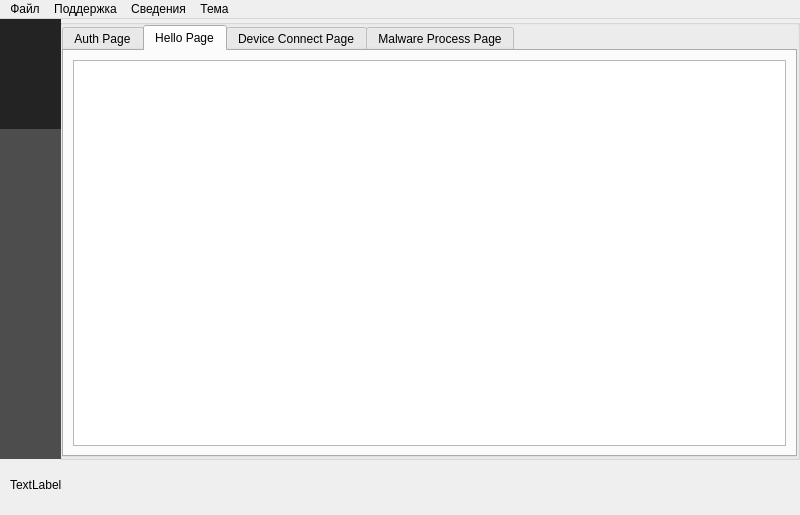
badcast/adskiller, file ui/mainwindow.ui: the form before one commit.
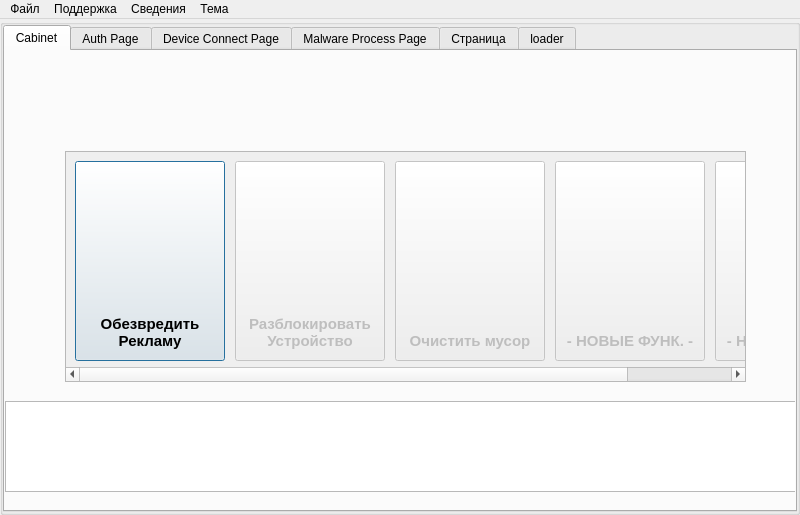
The form after the commit. Icons and pictures are not drawn.

```diff
--- a/ui/mainwindow.ui
+++ b/ui/mainwindow.ui
@@ -2,9 +2,6 @@
 <ui version="4.0">
  <class>MainWindow</class>
  <widget class="QMainWindow" name="MainWindow">
-  <property name="windowModality">
-   <enum>Qt::WindowModality::NonModal</enum>
-  </property>
   <property name="enabled">
    <bool>true</bool>
   </property>
@@ -41,16 +38,25 @@
    <iconset resource="../resources.qrc">
     <normaloff>:/resources/app-icon</normaloff>:/resources/app-icon</iconset>
   </property>
+  <property name="styleSheet">
+   <string notr="true"/>
+  </property>
   <widget class="QWidget" name="centralwidget">
+   <layout class="QGridLayout" name="gridLayout">
+    <property name="leftMargin">
+     <number>0</number>
+    </property>
+    <property name="topMargin">
+     <number>0</number>
+    </property>
+    <property name="rightMargin">
+     <number>0</number>
+    </property>
+    <property name="bottomMargin">
+     <number>0</number>
+    </property>
+    <item row="0" column="0">
    <widget class="QGroupBox" name="contentLayout">
-    <property name="geometry">
-     <rect>
-      <x>59</x>
-      <y>0</y>
-      <width>741</width>
-      <height>441</height>
-     </rect>
-    </property>
     <layout class="QGridLayout" name="_2">
      <property name="leftMargin">
       <number>0</number>
@@ -67,11 +73,325 @@
      <property name="spacing">
       <number>0</number>
      </property>
-     <item row="1" column="0">
+       <item row="0" column="0">
       <widget class="QTabWidget" name="tabWidget">
        <property name="currentIndex">
-        <number>1</number>
-       </property>
+          <number>0</number>
+         </property>
+         <widget class="QWidget" name="tab0">
+          <attribute name="title">
+           <string>Cabinet</string>
+          </attribute>
+          <widget class="QTableView" name="authInfo">
+           <property name="geometry">
+            <rect>
+             <x>0</x>
+             <y>350</y>
+             <width>791</width>
+             <height>91</height>
+            </rect>
+           </property>
+           <property name="editTriggers">
+            <set>QAbstractItemView::EditTrigger::NoEditTriggers</set>
+           </property>
+           <property name="selectionMode">
+            <enum>QAbstractItemView::SelectionMode::SingleSelection</enum>
+           </property>
+           <property name="selectionBehavior">
+            <enum>QAbstractItemView::SelectionBehavior::SelectRows</enum>
+           </property>
+          </widget>
+          <widget class="QScrollArea" name="scrollArea">
+           <property name="geometry">
+            <rect>
+             <x>60</x>
+             <y>100</y>
+             <width>681</width>
+             <height>231</height>
+            </rect>
+           </property>
+           <property name="verticalScrollBarPolicy">
+            <enum>Qt::ScrollBarPolicy::ScrollBarAlwaysOff</enum>
+           </property>
+           <property name="widgetResizable">
+            <bool>true</bool>
+           </property>
+           <widget class="QWidget" name="scrollAreaWidgetContents">
+            <property name="geometry">
+             <rect>
+              <x>0</x>
+              <y>0</y>
+              <width>810</width>
+              <height>220</height>
+             </rect>
+            </property>
+            <layout class="QGridLayout" name="gridLayout_3">
+             <item row="0" column="0">
+              <layout class="QHBoxLayout" name="horizontalLayout" stretch="0,0,0,0,0">
+               <property name="spacing">
+                <number>10</number>
+               </property>
+               <property name="sizeConstraint">
+                <enum>QLayout::SizeConstraint::SetDefaultConstraint</enum>
+               </property>
+               <item>
+                <widget class="QPushButton" name="button_RemoveADSMalware">
+                 <property name="minimumSize">
+                  <size>
+                   <width>150</width>
+                   <height>200</height>
+                  </size>
+                 </property>
+                 <property name="maximumSize">
+                  <size>
+                   <width>150</width>
+                   <height>16777215</height>
+                  </size>
+                 </property>
+                 <property name="font">
+                  <font>
+                   <pointsize>11</pointsize>
+                   <bold>true</bold>
+                  </font>
+                 </property>
+                 <property name="cursor">
+                  <cursorShape>PointingHandCursor</cursorShape>
+                 </property>
+                 <property name="styleSheet">
+                  <string notr="true">QPushButton {
+    padding: 10px;
+	text-align: bottom center;
+	image: url(:/resources/shield);
+    image-position: top center; 
+}
+QPushButton:hover {
+	 image: url(:/resources/shield-hover);
+}
+QPushButton:disabled 
+{
+      	 image: url(:/resources/shield-close);
+}
+</string>
+                 </property>
+                 <property name="text">
+                  <string>Обезвредить
+Рекламу</string>
+                 </property>
+                 <property name="default">
+                  <bool>true</bool>
+                 </property>
+                 <property name="flat">
+                  <bool>false</bool>
+                 </property>
+                </widget>
+               </item>
+               <item>
+                <widget class="QPushButton" name="button_RemoveFRP_2">
+                 <property name="enabled">
+                  <bool>false</bool>
+                 </property>
+                 <property name="minimumSize">
+                  <size>
+                   <width>150</width>
+                   <height>200</height>
+                  </size>
+                 </property>
+                 <property name="maximumSize">
+                  <size>
+                   <width>150</width>
+                   <height>16777215</height>
+                  </size>
+                 </property>
+                 <property name="font">
+                  <font>
+                   <pointsize>11</pointsize>
+                   <bold>true</bold>
+                  </font>
+                 </property>
+                 <property name="cursor">
+                  <cursorShape>PointingHandCursor</cursorShape>
+                 </property>
+                 <property name="toolTip">
+                  <string/>
+                 </property>
+                 <property name="styleSheet">
+                  <string notr="true">QPushButton {
+    padding: 10px;
+	text-align: bottom center;
+	image: url(:/resources/shield);
+    image-position: top center; 
+}
+QPushButton:hover {
+	 image: url(:/resources/shield-hover);
+}
+QPushButton:disabled 
+{
+      	 image: url(:/resources/shield-close);
+}
+</string>
+                 </property>
+                 <property name="text">
+                  <string>Разблокировать
+Устройство</string>
+                 </property>
+                </widget>
+               </item>
+               <item>
+                <widget class="QPushButton" name="button_RemoveADSMalware_4">
+                 <property name="enabled">
+                  <bool>false</bool>
+                 </property>
+                 <property name="minimumSize">
+                  <size>
+                   <width>150</width>
+                   <height>200</height>
+                  </size>
+                 </property>
+                 <property name="maximumSize">
+                  <size>
+                   <width>150</width>
+                   <height>16777215</height>
+                  </size>
+                 </property>
+                 <property name="font">
+                  <font>
+                   <pointsize>11</pointsize>
+                   <bold>true</bold>
+                  </font>
+                 </property>
+                 <property name="cursor">
+                  <cursorShape>PointingHandCursor</cursorShape>
+                 </property>
+                 <property name="toolTip">
+                  <string/>
+                 </property>
+                 <property name="styleSheet">
+                  <string notr="true">QPushButton {
+    padding: 10px;
+	text-align: bottom center;
+	image: url(:/resources/shield);
+    image-position: top center; 
+}
+QPushButton:hover {
+	 image: url(:/resources/shield-hover);
+}
+QPushButton:disabled 
+{
+      	 image: url(:/resources/shield-close);
+}
+</string>
+                 </property>
+                 <property name="text">
+                  <string>Очистить мусор</string>
+                 </property>
+                 <property name="default">
+                  <bool>true</bool>
+                 </property>
+                 <property name="flat">
+                  <bool>false</bool>
+                 </property>
+                </widget>
+               </item>
+               <item>
+                <widget class="QPushButton" name="button_RemoveFasd_2">
+                 <property name="enabled">
+                  <bool>false</bool>
+                 </property>
+                 <property name="minimumSize">
+                  <size>
+                   <width>150</width>
+                   <height>200</height>
+                  </size>
+                 </property>
+                 <property name="maximumSize">
+                  <size>
+                   <width>150</width>
+                   <height>16777215</height>
+                  </size>
+                 </property>
+                 <property name="font">
+                  <font>
+                   <pointsize>11</pointsize>
+                   <bold>true</bold>
+                  </font>
+                 </property>
+                 <property name="cursor">
+                  <cursorShape>PointingHandCursor</cursorShape>
+                 </property>
+                 <property name="toolTip">
+                  <string/>
+                 </property>
+                 <property name="styleSheet">
+                  <string notr="true">    padding: 10px;
+	text-align: bottom center;
+	image: url(:/resources/icon-hello);
+    image-position: top center; 
+</string>
+                 </property>
+                 <property name="text">
+                  <string>- НОВЫЕ ФУНК. -</string>
+                 </property>
+                 <property name="default">
+                  <bool>true</bool>
+                 </property>
+                 <property name="flat">
+                  <bool>false</bool>
+                 </property>
+                </widget>
+               </item>
+               <item>
+                <widget class="QPushButton" name="button_RemoveFasd">
+                 <property name="enabled">
+                  <bool>false</bool>
+                 </property>
+                 <property name="minimumSize">
+                  <size>
+                   <width>150</width>
+                   <height>200</height>
+                  </size>
+                 </property>
+                 <property name="maximumSize">
+                  <size>
+                   <width>150</width>
+                   <height>16777215</height>
+                  </size>
+                 </property>
+                 <property name="font">
+                  <font>
+                   <pointsize>11</pointsize>
+                   <bold>true</bold>
+                  </font>
+                 </property>
+                 <property name="cursor">
+                  <cursorShape>PointingHandCursor</cursorShape>
+                 </property>
+                 <property name="toolTip">
+                  <string/>
+                 </property>
+                 <property name="styleSheet">
+                  <string notr="true">    padding: 10px;
+	text-align: bottom center;
+	image: url(:/resources/icon-hello);
+    image-position: top center; 
+</string>
+                 </property>
+                 <property name="text">
+                  <string>- НОВЫЕ ФУНК. -</string>
+                 </property>
+                 <property name="default">
+                  <bool>true</bool>
+                 </property>
+                 <property name="flat">
+                  <bool>false</bool>
+                 </property>
+                </widget>
+               </item>
+              </layout>
+             </item>
+            </layout>
+           </widget>
+          </widget>
+         </widget>
        <widget class="QWidget" name="tab">
         <attribute name="title">
          <string>Auth Page</string>
@@ -79,9 +399,9 @@
         <widget class="QLineEdit" name="lineEditToken">
          <property name="geometry">
           <rect>
-           <x>10</x>
-           <y>260</y>
-           <width>591</width>
+             <x>180</x>
+             <y>250</y>
+             <width>461</width>
            <height>26</height>
           </rect>
          </property>
@@ -95,8 +415,8 @@
         <widget class="QPushButton" name="authButton">
          <property name="geometry">
           <rect>
-           <x>610</x>
-           <y>260</y>
+             <x>530</x>
+             <y>280</y>
            <width>111</width>
            <height>26</height>
           </rect>
@@ -108,8 +428,8 @@
         <widget class="QLabel" name="label_4">
          <property name="geometry">
           <rect>
-           <x>10</x>
-           <y>240</y>
+             <x>180</x>
+             <y>230</y>
            <width>361</width>
            <height>18</height>
           </rect>
@@ -121,9 +441,9 @@
         <widget class="QLabel" name="statusAuthText">
          <property name="geometry">
           <rect>
-           <x>10</x>
-           <y>290</y>
-           <width>591</width>
+             <x>180</x>
+             <y>320</y>
+             <width>461</width>
            <height>61</height>
           </rect>
          </property>
@@ -140,10 +460,10 @@
         <widget class="QLabel" name="label_2">
          <property name="geometry">
           <rect>
-           <x>460</x>
-           <y>240</y>
-           <width>141</width>
-           <height>18</height>
+             <x>390</x>
+             <y>284</y>
+             <width>131</width>
+             <height>20</height>
           </rect>
          </property>
          <property name="text">
@@ -159,8 +479,8 @@
         <widget class="QFrame" name="frame">
          <property name="geometry">
           <rect>
-           <x>10</x>
-           <y>20</y>
+             <x>290</x>
+             <y>10</y>
            <width>221</width>
            <height>201</height>
           </rect>
@@ -175,179 +495,96 @@
           <enum>QFrame::Shadow::Plain</enum>
          </property>
         </widget>
-        <widget class="QFrame" name="frame_2">
+          <widget class="QCheckBox" name="checkBox">
          <property name="geometry">
           <rect>
-           <x>439</x>
-           <y>50</y>
-           <width>251</width>
-           <height>138</height>
-          </rect>
-         </property>
-         <property name="frameShape">
-          <enum>QFrame::Shape::NoFrame</enum>
-         </property>
-         <property name="frameShadow">
-          <enum>QFrame::Shadow::Raised</enum>
-         </property>
-         <property name="lineWidth">
-          <number>0</number>
-         </property>
-         <layout class="QGridLayout" name="gridLayout_2">
-          <property name="leftMargin">
-           <number>0</number>
-          </property>
-          <property name="topMargin">
-           <number>0</number>
-          </property>
-          <property name="rightMargin">
-           <number>0</number>
-          </property>
-          <property name="bottomMargin">
-           <number>0</number>
-          </property>
-          <property name="spacing">
-           <number>0</number>
-          </property>
-          <item row="0" column="0">
-           <widget class="QLabel" name="label_6">
-            <property name="styleSheet">
-             <string notr="true">background-color: #fc234c;
-color: white;
-padding: 0;
-margin: 0;</string>
-            </property>
+             <x>180</x>
+             <y>280</y>
+             <width>191</width>
+             <height>23</height>
+            </rect>
+           </property>
             <property name="text">
-             <string>УДАЛЕНИЕ РЕКЛАМНЫХ ПО</string>
-            </property>
-            <property name="alignment">
-             <set>Qt::AlignmentFlag::AlignCenter</set>
-            </property>
-            <property name="wordWrap">
+            <string>Войти при запуске</string>
+           </property>
+           <property name="checked">
              <bool>true</bool>
             </property>
            </widget>
-          </item>
-          <item row="4" column="0">
-           <widget class="QLabel" name="label_8">
-            <property name="styleSheet">
-             <string notr="true">background-color: #21d796;
-color: white;
-padding: 0;
-margin: 0;</string>
-            </property>
-            <property name="text">
-             <string>ПЕРЕНОС ДАННЫХ С 2 устройств</string>
-            </property>
-            <property name="alignment">
-             <set>Qt::AlignmentFlag::AlignCenter</set>
-            </property>
-            <property name="wordWrap">
-             <bool>true</bool>
-            </property>
-           </widget>
-          </item>
-          <item row="3" column="0">
-           <widget class="QLabel" name="label_7">
-            <property name="styleSheet">
-             <string notr="true">background-color: #25a6f7;
-color: white;
-padding: 0;
-margin: 0;</string>
-            </property>
-            <property name="text">
-             <string>РАЗБЛОКИРОВКА УСТРОЙСТВ</string>
-            </property>
-            <property name="alignment">
-             <set>Qt::AlignmentFlag::AlignCenter</set>
-            </property>
-            <property name="wordWrap">
-             <bool>true</bool>
-            </property>
-           </widget>
-          </item>
-         </layout>
-        </widget>
-       </widget>
-       <widget class="QWidget" name="tab0">
-        <attribute name="title">
-         <string>Hello Page</string>
-        </attribute>
-        <layout class="QGridLayout" name="gridLayout_3">
-         <item row="0" column="0">
-          <widget class="QTableView" name="authInfo">
-           <property name="editTriggers">
-            <set>QAbstractItemView::EditTrigger::NoEditTriggers</set>
-           </property>
-           <property name="selectionMode">
-            <enum>QAbstractItemView::SelectionMode::SingleSelection</enum>
-           </property>
-           <property name="selectionBehavior">
-            <enum>QAbstractItemView::SelectionBehavior::SelectRows</enum>
-           </property>
-          </widget>
-         </item>
-        </layout>
        </widget>
        <widget class="QWidget" name="tab1">
         <attribute name="title">
          <string>Device Connect Page</string>
         </attribute>
-        <widget class="QComboBox" name="comboBoxDevices">
+          <widget class="QLabel" name="label_5">
          <property name="geometry">
           <rect>
            <x>10</x>
-           <y>310</y>
-           <width>351</width>
-           <height>31</height>
-          </rect>
-         </property>
-         <property name="styleSheet">
-          <string notr="true"/>
-         </property>
-         <item>
+             <y>360</y>
+             <width>551</width>
+             <height>81</height>
+            </rect>
+           </property>
+           <property name="font">
+            <font>
+             <pointsize>11</pointsize>
+            </font>
+           </property>
           <property name="text">
-           <string>Выберите устройство</string>
-          </property>
-         </item>
-         <item>
-          <property name="text">
-           <string>Новый элемент</string>
-          </property>
-         </item>
-         <item>
-          <property name="text">
-           <string>Новый элемент</string>
-          </property>
-         </item>
-        </widget>
-        <widget class="QPushButton" name="pushButton_2">
+            <string>ОЖИДАНИЯ ПОДКЛЮЧЕНИЯ УСТРОЙСТВА. </string>
+           </property>
+           <property name="alignment">
+            <set>Qt::AlignmentFlag::AlignCenter</set>
+           </property>
+           <property name="wordWrap">
+            <bool>true</bool>
+           </property>
+          </widget>
+          <widget class="QFrame" name="frame_usbport0">
          <property name="geometry">
           <rect>
-           <x>380</x>
-           <y>310</y>
-           <width>271</width>
-           <height>31</height>
-          </rect>
-         </property>
-         <property name="text">
-          <string>Обновить список устройств</string>
-         </property>
-         <property name="icon">
-          <iconset resource="../resources.qrc">
-           <normaloff>:/resources/update-list</normaloff>:/resources/update-list</iconset>
-         </property>
-         <property name="flat">
-          <bool>false</bool>
+             <x>654</x>
+             <y>338</y>
+             <width>30</width>
+             <height>200</height>
+            </rect>
+           </property>
+           <property name="styleSheet">
+            <string notr="true">image: url(:/resources/usb-port);</string>
+           </property>
+           <property name="frameShape">
+            <enum>QFrame::Shape::NoFrame</enum>
+           </property>
+           <property name="frameShadow">
+            <enum>QFrame::Shadow::Plain</enum>
+           </property>
+          </widget>
+          <widget class="QFrame" name="frame_device0">
+           <property name="geometry">
+            <rect>
+             <x>570</x>
+             <y>20</y>
+             <width>201</width>
+             <height>311</height>
+            </rect>
+           </property>
+           <property name="styleSheet">
+            <string notr="true">image: url(:/resources/android-mobile-source);</string>
+           </property>
+           <property name="frameShape">
+            <enum>QFrame::Shape::NoFrame</enum>
+           </property>
+           <property name="frameShadow">
+            <enum>QFrame::Shadow::Plain</enum>
          </property>
         </widget>
         <widget class="QScrollArea" name="scrollArea_2">
          <property name="geometry">
           <rect>
-           <x>0</x>
-           <y>0</y>
-           <width>731</width>
-           <height>281</height>
+             <x>10</x>
+             <y>10</y>
+             <width>551</width>
+             <height>331</height>
           </rect>
          </property>
          <property name="lineWidth">
@@ -367,11 +604,11 @@
            <rect>
             <x>0</x>
             <y>0</y>
-            <width>715</width>
-            <height>352</height>
-           </rect>
-          </property>
-          <layout class="QGridLayout" name="gridLayout">
+              <width>535</width>
+              <height>394</height>
+             </rect>
+            </property>
+            <layout class="QGridLayout" name="gridLayout_2">
            <item row="0" column="0">
             <widget class="QLabel" name="label">
              <property name="text">
@@ -385,18 +622,8 @@
              </property>
             </widget>
            </item>
-          </layout>
-         </widget>
-        </widget>
+             <item row="1" column="0">
         <widget class="QLabel" name="label_3">
-         <property name="geometry">
-          <rect>
-           <x>500</x>
-           <y>350</y>
-           <width>171</width>
-           <height>31</height>
-          </rect>
-         </property>
          <property name="text">
           <string>&lt;a href=&quot;https://www.anymp4.com/ru/faq/enable-usb-debugging-for-android.html&quot;&gt;Полная инструкция&lt;/a&gt;
 </string>
@@ -408,31 +635,9 @@
           <set>Qt::TextInteractionFlag::TextBrowserInteraction</set>
          </property>
         </widget>
-        <widget class="QLabel" name="label_5">
-         <property name="geometry">
-          <rect>
-           <x>12</x>
-           <y>288</y>
-           <width>351</width>
-           <height>18</height>
-          </rect>
-         </property>
-         <property name="text">
-          <string>Выберите подключенное устройство из списка ниже: </string>
-         </property>
-        </widget>
-        <widget class="QLabel" name="connectDeviceStateStat">
-         <property name="geometry">
-          <rect>
-           <x>10</x>
-           <y>350</y>
-           <width>421</width>
-           <height>31</height>
-          </rect>
-         </property>
-         <property name="text">
-          <string>TextLabel</string>
-         </property>
+             </item>
+            </layout>
+           </widget>
         </widget>
        </widget>
        <widget class="QWidget" name="tab2">
@@ -648,29 +853,16 @@
          </layout>
         </widget>
        </widget>
-      </widget>
-     </item>
-    </layout>
-   </widget>
-   <widget class="QWidget" name="pageIconBoxes" native="true">
-    <property name="geometry">
-     <rect>
-      <x>0</x>
-      <y>0</y>
-      <width>61</width>
-      <height>440</height>
-     </rect>
-    </property>
-    <property name="minimumSize">
-     <size>
-      <width>0</width>
-      <height>0</height>
-     </size>
-    </property>
-    <layout class="QVBoxLayout" name="verticalLayout">
-     <property name="spacing">
-      <number>0</number>
-     </property>
+         <widget class="QWidget" name="tab_4">
+          <attribute name="title">
+           <string>Страница</string>
+          </attribute>
+         </widget>
+         <widget class="QWidget" name="tab_loader">
+          <attribute name="title">
+           <string>loader</string>
+          </attribute>
+          <layout class="QGridLayout" name="gridLayout_5">
      <property name="leftMargin">
       <number>0</number>
      </property>
@@ -683,149 +875,57 @@
      <property name="bottomMargin">
       <number>0</number>
      </property>
-     <item>
-      <widget class="QWidget" name="widget" native="true">
-       <property name="enabled">
-        <bool>false</bool>
-       </property>
-       <property name="minimumSize">
-        <size>
-         <width>0</width>
-         <height>100</height>
-        </size>
-       </property>
-       <property name="maximumSize">
-        <size>
-         <width>16777215</width>
-         <height>16777215</height>
-        </size>
-       </property>
-       <property name="styleSheet">
-        <string notr="true">QWidget
-{
-image: url(:/resources/icon-hello);
-padding: 10px;
-background-color: #4d4d4d;
-}
-
-QWidget:disabled 
-{
-background-color: #232323;
-}</string>
-       </property>
-      </widget>
-     </item>
-     <item>
-      <widget class="QWidget" name="widget_2" native="true">
-       <property name="minimumSize">
-        <size>
-         <width>0</width>
-         <height>100</height>
-        </size>
-       </property>
-       <property name="maximumSize">
-        <size>
-         <width>16777215</width>
-         <height>16777215</height>
-        </size>
-       </property>
-       <property name="styleSheet">
-        <string notr="true">QWidget
-{
-image: url(:/resources/icon-authlogin);
-padding: 10px;
-background-color: #4d4d4d;
-}
-
-QWidget:disabled 
-{
-background-color: #232323;
-}</string>
-       </property>
-      </widget>
-     </item>
-     <item>
-      <widget class="QWidget" name="widget_3" native="true">
-       <property name="minimumSize">
-        <size>
-         <width>0</width>
-         <height>100</height>
-        </size>
-       </property>
-       <property name="maximumSize">
-        <size>
-         <width>16777215</width>
-         <height>16777215</height>
-        </size>
-       </property>
-       <property name="styleSheet">
-        <string notr="true">QWidget
-{
-image: url(:/resources/icon-deviceconnect);
-padding: 10px;
-background-color: #4d4d4d;
-}
-
-QWidget:disabled 
-{
-background-color: #232323;
-}</string>
-       </property>
-      </widget>
-     </item>
-     <item>
-      <widget class="QWidget" name="widget_4" native="true">
-       <property name="minimumSize">
-        <size>
-         <width>0</width>
-         <height>100</height>
-        </size>
-       </property>
-       <property name="maximumSize">
-        <size>
-         <width>16777215</width>
-         <height>16777215</height>
-        </size>
-       </property>
-       <property name="styleSheet">
-        <string notr="true">QWidget
-{
-image: url(:/resources/icon-malware);
-padding: 10px;
-background-color: #4d4d4d;
-}
-
-QWidget:disabled 
-{
-background-color: #232323;
-}</string>
-       </property>
-      </widget>
-     </item>
-    </layout>
-   </widget>
-   <widget class="QWidget" name="gridLayoutWidget">
-    <property name="geometry">
-     <rect>
-      <x>10</x>
-      <y>442</y>
-      <width>791</width>
-      <height>48</height>
-     </rect>
-    </property>
+           <property name="spacing">
+            <number>0</number>
+           </property>
+           <item row="0" column="0">
     <layout class="QGridLayout" name="gridLayout_4">
-     <property name="sizeConstraint">
-      <enum>QLayout::SizeConstraint::SetDefaultConstraint</enum>
+             <property name="verticalSpacing">
+              <number>0</number>
      </property>
      <item row="0" column="0">
-      <widget class="QLabel" name="labelStat">
+              <layout class="QVBoxLayout" name="progressCircleLayout_2">
+               <property name="spacing">
+                <number>0</number>
+               </property>
+              </layout>
+             </item>
+             <item row="1" column="0">
+              <widget class="QLabel" name="malwareStatusText0_2">
+               <property name="maximumSize">
+                <size>
+                 <width>16777215</width>
+                 <height>100</height>
+                </size>
+               </property>
+               <property name="font">
+                <font>
+                 <pointsize>13</pointsize>
+                 <bold>true</bold>
+                 <underline>false</underline>
+                </font>
+               </property>
        <property name="text">
-        <string>TextLabel</string>
-       </property>
+                <string>STATUS MALWARE</string>
+               </property>
+               <property name="alignment">
+                <set>Qt::AlignmentFlag::AlignCenter</set>
+               </property>
+               <property name="wordWrap">
+                <bool>true</bool>
+               </property>
       </widget>
      </item>
     </layout>
-   </widget>
+           </item>
+          </layout>
+         </widget>
+        </widget>
+       </item>
+      </layout>
+     </widget>
+    </item>
+   </layout>
   </widget>
   <widget class="QMenuBar" name="menubar">
    <property name="geometry">
```
Left out of the diff: 13 changed lines with no effect on the pictures. Lines whose indentation alone changed are shown as unchanged.
